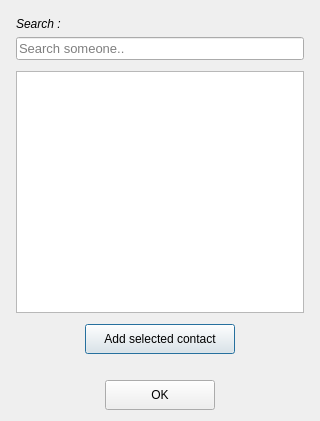
The window that Client/src/dialog/addcontactdiag.ui (Nexus-Software/cpp_babel) describes before a commit, drawn with Qt 5.
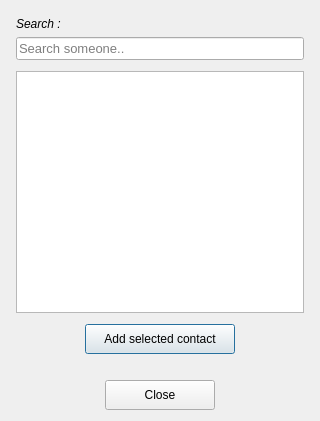
The same window after the commit.

Commit message: ModifyElementsName(refactor): AddContact Dialog refactored elements names

What changed in the file:
```diff
--- a/Client/src/dialog/addcontactdiag.ui
+++ b/Client/src/dialog/addcontactdiag.ui
@@ -142,7 +142,7 @@
           </font>
          </property>
          <property name="text">
-          <string>OK</string>
+          <string>Close</string>
          </property>
         </widget>
        </item>
```
Left out of the diff: 8 changed lines with no effect on the pictures.
